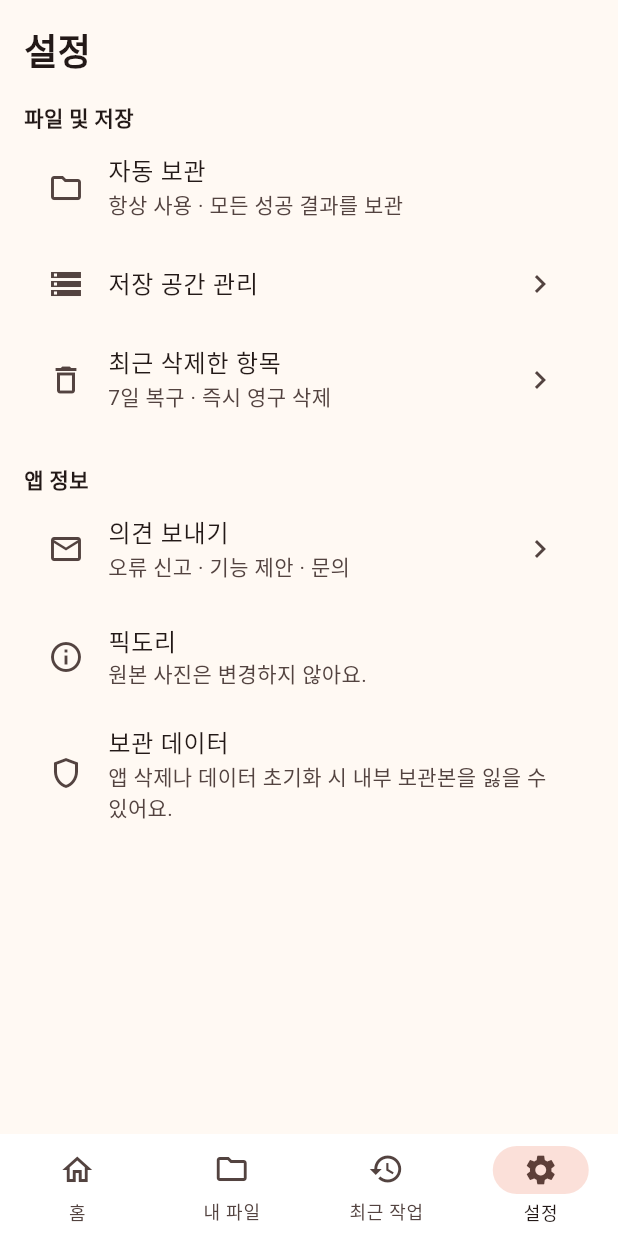
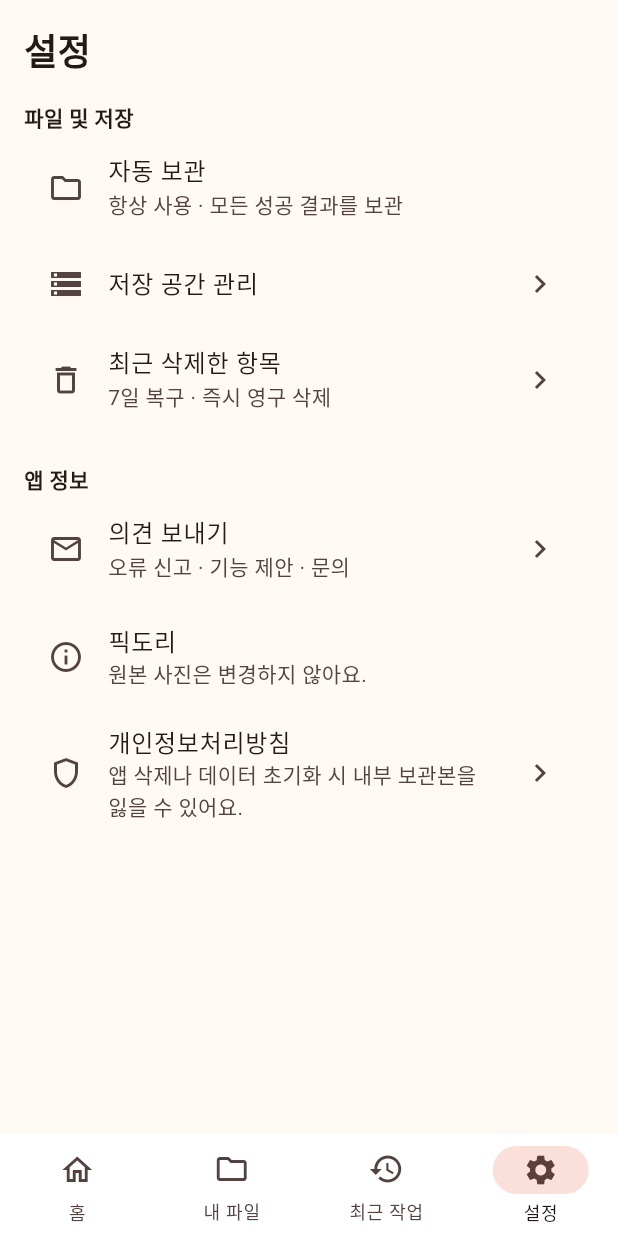
Before and after one commit to Dudozi-workshop/Picdori, a Flutter app: the screen it shows after launch, after a tap on the "settings" icon, on a phone screen of 412 x 824 dp. Run offline on Flutter 3.47's test engine with Material 3 defaults, Android fonts, the phone set to English and light mode, and no system bars; our stand-ins replace flutter_image_compress, image_picker, share_plus; missing offline and left inert: crop_your_image, file_saver, gal.

Commit message:
Provide Korean privacy policy in app settings and publishable HTML for the free launch

```diff
--- a/lib/ui/library_pages.dart
+++ b/lib/ui/library_pages.dart
@@ -4,6 +4,7 @@ import 'package:flutter/services.dart';
 import 'package:url_launcher/url_launcher.dart';
 import '../services/picdori_archive.dart';
 import 'picdori_bento.dart';
+import 'privacy_page.dart';
 
 String formatSize(int n) => n < 1000 ? '$n B'
     : n < 1000000 ? '${(n / 1000).round()} KB'
@@ -251,8 +252,11 @@ class PicdoriSettingsView extends StatelessWidget {
         onTap: () => _feedback(context), trailing: const Icon(Icons.chevron_right)),
       const ListTile(leading: Icon(Icons.info_outline),
         title: Text('픽도리'), subtitle: Text('원본 사진은 변경하지 않아요.')),
-      const ListTile(leading: Icon(Icons.shield_outlined),
-        title: Text('보관 데이터'),
-        subtitle: Text('앱 삭제나 데이터 초기화 시 내부 보관본을 잃을 수 있어요.')),
+      ListTile(leading: const Icon(Icons.shield_outlined),
+        title: const Text('개인정보처리방침'),
+        subtitle: const Text('앱 삭제나 데이터 초기화 시 내부 보관본을 잃을 수 있어요.'),
+        trailing: const Icon(Icons.chevron_right),
+        onTap: () => Navigator.of(context).push(MaterialPageRoute<void>(
+          builder: (_) => const PicdoriPrivacyPage()))),
     ]);
 }
--- /dev/null
+++ b/lib/ui/privacy_page.dart
@@ -0,0 +1,50 @@
+import 'package:flutter/material.dart';
+
+class PicdoriPrivacyPage extends StatelessWidget {
+  const PicdoriPrivacyPage({super.key});
+
+  @override
+  Widget build(BuildContext context) {
+    const sections = [
+      (
+        '사진 선택과 변환',
+        '두도지공방의 픽도리는 사용자가 선택한 사진을 읽어 기기에서 크기, 용량, 파일 형식을 변환합니다. 픽도리 운영 서버로 원본이나 결과 사진을 보내지 않습니다. 원본 사진은 변경하지 않습니다.',
+      ),
+      (
+        '기기에 보관하는 정보',
+        '완성한 사진은 앱의 ‘내 파일’에 자동 보관합니다. 다시 찾거나 같은 조건으로 작업할 수 있도록 파일 이름, 크기, 형식, 작업 시각과 변환 조건 등을 앱 저장 공간에 기록합니다. 저장·공유 과정에서 기기 임시 폴더에 결과 사본을 만들 수 있습니다.',
+      ),
+      (
+        '보관 기간과 삭제',
+        '내 파일에서 삭제한 사진은 ‘최근 삭제’에서 7일 동안 복구할 수 있습니다. 직접 영구 삭제하거나, 기한이 지난 뒤 앱에서 보관함을 정리할 때 삭제됩니다. 최근 작업 기록은 별도로 삭제할 수 있습니다. 사진첩이나 파일 앱에 직접 저장한 사본은 그 위치에서 삭제할 수 있습니다. 기기 백업이나 사진 동기화는 사용 중인 기기와 서비스 설정을 따릅니다.',
+      ),
+      (
+        '저장과 공유',
+        '‘사진첩 저장’이나 ‘파일 저장’을 누르면 지정한 위치에 결과 사본을 저장합니다. ‘공유하기’에서 사용자가 앱이나 수신처를 선택하면 해당 대상에 결과 사진이 전달됩니다. 이후의 보관과 이용은 선택한 서비스의 정책을 따릅니다.',
+      ),
+      (
+        '의견과 문의',
+        '‘의견 보내기’는 메일 작성 화면을 엽니다. 사용자가 직접 메일을 보내면 두도지공방은 회신 주소, 메일 본문, 직접 첨부한 자료를 문의 대응에 사용합니다. 앱에서 사진이나 진단 로그를 자동 첨부하지 않습니다. 문의 대응과 후속 확인이 끝나면 문의 자료를 삭제하며, 법령상 보관이 필요한 자료는 해당 기간이 지난 뒤 삭제합니다.',
+      ),
+      (
+        '문의 및 삭제 요청',
+        '운영자는 두도지공방(Dudozi Workshop)입니다. 문의 메일에 포함한 정보의 열람·삭제 요청 또는 개인정보 관련 문의는 dudoziworkshop@gmail.com으로 보내 주세요. 요청 내용을 확인하고 처리 결과를 회신합니다.',
+      ),
+    ];
+    return Scaffold(
+      appBar: AppBar(title: const Text('개인정보처리방침')),
+      body: SafeArea(child: SelectionArea(child: ListView(
+        padding: const EdgeInsets.all(20),
+        children: [
+          for (final (heading, body) in sections) ...[
+            Semantics(header: true, child: Text(heading,
+                style: Theme.of(context).textTheme.titleMedium)),
+            const SizedBox(height: 6),
+            Text(body, style: const TextStyle(height: 1.55)),
+            const SizedBox(height: 20),
+          ],
+        ],
+      ))),
+    );
+  }
+}
```
Also changed, not shown: 1 other file.
